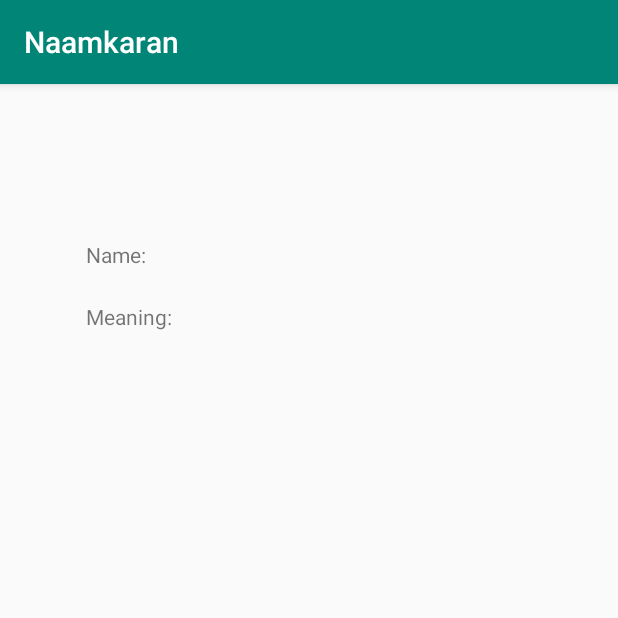
After one commit to VishalSurti/NaamkaranMain, an Android app: the NameActivity screen opened directly, with no data from a screen before it, on a phone screen of 412 x 824 dp, the top half of it. The commit adds this screen. Run offline under Robolectric (Android 15) with nearby library versions, the phone set to English and light mode, and no system bars.

Commit message:
Before converting to recycle view

```diff
--- a/app/build.gradle
+++ b/app/build.gradle
@@ -4,8 +4,8 @@ android {
     compileSdkVersion 28
     defaultConfig {
         applicationId "com.example.shauryatrivedi.naamkaran"
-        minSdkVersion 16
-        targetSdkVersion 24
+        minSdkVersion 21
+        targetSdkVersion 26
         versionCode 1
         versionName "1.0"
         testInstrumentationRunner "android.support.test.runner.AndroidJUnitRunner"
@@ -27,7 +27,7 @@ dependencies {
     testImplementation 'junit:junit:4.12'
     androidTestImplementation 'com.android.support.test:runner:1.0.2'
     androidTestImplementation 'com.android.support.test.espresso:espresso-core:3.0.2'
-    implementation 'com.google.code.gson:gson:2.6.2'
+    implementation 'com.google.code.gson:gson:2.8.2'
     implementation 'com.squareup.retrofit2:retrofit:2.0.2'
     implementation 'com.squareup.retrofit2:converter-gson:2.0.2'
     implementation 'com.github.bumptech.glide:glide:3.7.0'
--- /dev/null
+++ b/app/src/main/java/com/example/shauryatrivedi/naamkaran/Activities/NameActivity.java
@@ -0,0 +1,28 @@
+package com.example.shauryatrivedi.naamkaran.Activities;
+
+import android.support.v7.app.AppCompatActivity;
+import android.os.Bundle;
+import android.widget.TextView;
+
+import com.example.shauryatrivedi.naamkaran.R;
+
+public class NameActivity extends AppCompatActivity {
+
+    private String TAG = NameActivity.class.getSimpleName();
+    String getName, getMeaning;
+    TextView name,meaning;
+
+    @Override
+    protected void onCreate(Bundle savedInstanceState) {
+        super.onCreate(savedInstanceState);
+        setContentView(R.layout.activity_name);
+        name = (TextView)findViewById(R.id.nmeVal);
+        meaning = (TextView)findViewById(R.id.mngVal);
+
+        getName = getIntent().getStringExtra("name");
+        getMeaning = getIntent().getStringExtra("meaning");
+
+        name.setText(getName);
+        meaning.setText(getMeaning);
+    }
+}
--- a/app/src/main/res/layout/activity_main.xml
+++ b/app/src/main/res/layout/activity_main.xml
@@ -12,6 +12,7 @@
         android:layout_height="match_parent"
         android:layout_alignParentLeft="true"
         android:layout_alignParentTop="true"
-        android:id="@+id/name_list"
+        android:fastScrollEnabled="true"
+        android:id="@+id/listVw"
         />
 </RelativeLayout>
--- /dev/null
+++ b/app/src/main/res/layout/activity_name.xml
@@ -0,0 +1,45 @@
+<?xml version="1.0" encoding="utf-8"?>
+<RelativeLayout
+    xmlns:android="http://schemas.android.com/apk/res/android"
+    xmlns:app="http://schemas.android.com/apk/res-auto"
+    xmlns:tools="http://schemas.android.com/tools"
+    android:layout_width="match_parent"
+    android:layout_height="match_parent"
+    tools:context=".Activities.NameActivity">
+
+    <TextView
+        android:id="@+id/txtVwNme"
+        android:layout_width="wrap_content"
+        android:layout_height="wrap_content"
+        android:layout_alignParentStart="true"
+        android:layout_alignParentTop="true"
+        android:layout_marginStart="57dp"
+        android:layout_marginTop="104dp"
+        android:text="Name:" />
+
+    <TextView
+        android:id="@+id/nmeVal"
+        android:layout_width="wrap_content"
+        android:layout_height="wrap_content"
+        android:layout_alignBottom="@+id/txtVwNme"
+        android:layout_alignParentStart="true"
+        android:layout_marginStart="148dp"
+        android:text="TextView" />
+
+    <TextView
+        android:id="@+id/txtVwMng"
+        android:layout_width="wrap_content"
+        android:layout_height="wrap_content"
+        android:layout_alignStart="@+id/txtVwNme"
+        android:layout_alignParentTop="true"
+        android:layout_marginTop="145dp"
+        android:text="Meaning:" />
+
+    <TextView
+        android:id="@+id/mngVal"
+        android:layout_width="wrap_content"
+        android:layout_height="wrap_content"
+        android:layout_alignTop="@+id/txtVwMng"
+        android:layout_alignEnd="@+id/nmeVal"
+        android:text="TextView" />
+</RelativeLayout>
--- a/app/src/main/res/layout/activity_relogion_btn.xml
+++ b/app/src/main/res/layout/activity_religion_btn.xml
@@ -4,7 +4,7 @@
     xmlns:tools="http://schemas.android.com/tools"
     android:layout_width="match_parent"
     android:layout_height="match_parent"
-    tools:context=".Activities.RelogionBtnActivity">
+    tools:context=".Activities.ReligionBtnActivity">
 
     <ImageButton
         android:id="@+id/imgBtnTrend"
```
Also changed, not shown: app/src/main/AndroidManifest.xml (+5 -10 lines), app/src/main/java/com/example/shauryatrivedi/naamkaran/Activities/GenderActivity.java (+9 -4 lines), app/src/main/java/com/example/shauryatrivedi/naamkaran/Activities/MainActivity.java (+43 -24 lines), app/src/main/java/com/example/shauryatrivedi/naamkaran/Activities/ReligionBtnActivity.java (renamed from app/src/main/java/com/example/shauryatrivedi/naamkaran/Activities/RelogionBtnActivity.java, +14 -14 lines), app/src/main/java/com/example/shauryatrivedi/naamkaran/Adapters/NameListAdapter.java (+23 -6 lines), app/src/main/java/com/example/shauryatrivedi/naamkaran/Retrofit/ApiClient.java (+9 -5 lines), app/src/main/java/com/example/shauryatrivedi/naamkaran/Retrofit/Categorylist.java (deleted, +0 -28 lines), app/src/main/java/com/example/shauryatrivedi/naamkaran/Retrofit/GenderApi.java (+4 -34 lines), app/src/main/java/com/example/shauryatrivedi/naamkaran/Retrofit/NameInterface.java (+2 -10 lines), app/src/main/java/com/example/shauryatrivedi/naamkaran/Retrofit/Pojo1.java (deleted, +0 -19 lines), app/src/main/res/layout/name_list.xml (+7 -6 lines).
